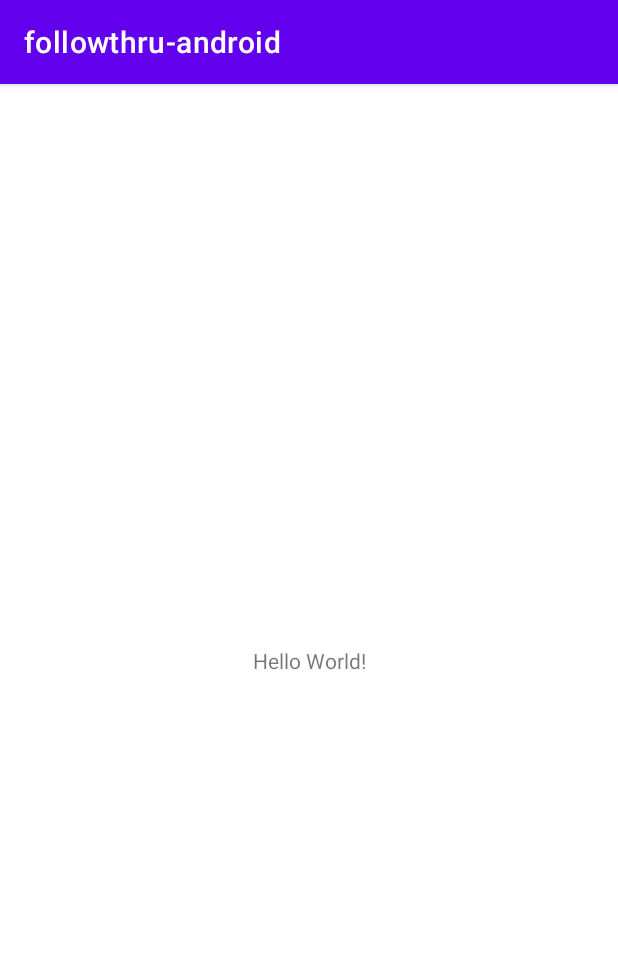
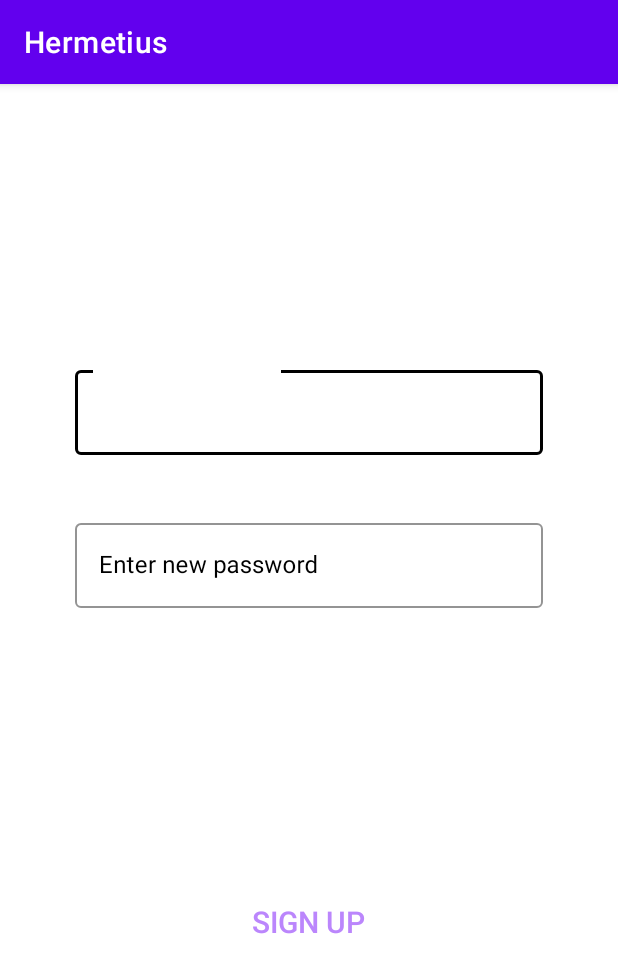
Before and after one commit to JohnKang0720/followthru, an Android app: the screen it shows after launch (MainActivity before the commit, RegisterActivity after it), on a phone screen of 412 x 824 dp. Shown: the top 973 px of the screen. Run offline under Robolectric (Android 15) with nearby library versions, the phone set to English and light mode, and no system bars.

Commit message:
Create UI components and add preliminary UI script

```diff
--- a/android/app/src/main/AndroidManifest.xml
+++ b/android/app/src/main/AndroidManifest.xml
@@ -10,7 +10,10 @@
         android:supportsRtl="true"
         android:theme="@style/Theme.Followthruandroid">
         <activity
-            android:name=".MainActivity"
+            android:name=".ui.LoginActivity"
+            android:exported="true" />
+        <activity
+            android:name=".ui.RegisterActivity"
             android:exported="true">
             <intent-filter>
                 <action android:name="android.intent.action.MAIN" />
--- a/android/app/src/main/java/com/followthru/client/MainActivity.java
+++ b/android/app/src/main/java/com/followthru/client/ui/RegisterActivity.java
@@ -1,14 +1,16 @@
-package com.followthru.client;
+package com.followthru.client.ui;
 
 import androidx.appcompat.app.AppCompatActivity;
 
 import android.os.Bundle;
 
-public class MainActivity extends AppCompatActivity {
+import com.followthru.client.R;
+
+public class RegisterActivity extends AppCompatActivity {
 
     @Override
     protected void onCreate(Bundle savedInstanceState) {
         super.onCreate(savedInstanceState);
-        setContentView(R.layout.activity_main);
+        setContentView(R.layout.activity_register);
     }
 }
--- /dev/null
+++ b/android/app/src/main/res/drawable-v24/input_cursor_black.xml
@@ -0,0 +1,5 @@
+<?xml version="1.0" encoding="utf-8"?>
+<shape xmlns:android="http://schemas.android.com/apk/res/android"     android:shape="rectangle" >
+    <size android:width="2dp" />
+    <solid android:color="#000000"/>
+</shape>
--- a/android/app/src/main/res/layout/activity_main.xml
+++ /dev/null
@@ -1,18 +0,0 @@
-<?xml version="1.0" encoding="utf-8"?>
-<androidx.constraintlayout.widget.ConstraintLayout xmlns:android="http://schemas.android.com/apk/res/android"
-    xmlns:app="http://schemas.android.com/apk/res-auto"
-    xmlns:tools="http://schemas.android.com/tools"
-    android:layout_width="match_parent"
-    android:layout_height="match_parent"
-    tools:context=".MainActivity">
-
-    <TextView
-        android:layout_width="wrap_content"
-        android:layout_height="wrap_content"
-        android:text="Hello World!"
-        app:layout_constraintBottom_toBottomOf="parent"
-        app:layout_constraintLeft_toLeftOf="parent"
-        app:layout_constraintRight_toRightOf="parent"
-        app:layout_constraintTop_toTopOf="parent" />
-
-</androidx.constraintlayout.widget.ConstraintLayout>
--- /dev/null
+++ b/android/app/src/main/res/layout/activity_register.xml
@@ -0,0 +1,90 @@
+<?xml version="1.0" encoding="utf-8"?>
+<androidx.constraintlayout.widget.ConstraintLayout
+    xmlns:android="http://schemas.android.com/apk/res/android"
+    xmlns:app="http://schemas.android.com/apk/res-auto"
+    xmlns:tools="http://schemas.android.com/tools"
+    android:layout_width="match_parent"
+    android:layout_height="match_parent"
+    tools:context=".ui.RegisterActivity">
+
+    <LinearLayout
+        android:id="@+id/signup_input_container"
+        android:layout_width="match_parent"
+        android:layout_height="wrap_content"
+        android:orientation="vertical"
+        android:paddingHorizontal="50dp"
+        app:layout_constraintBottom_toTopOf="@id/control_area"
+        app:layout_constraintTop_toTopOf="parent">
+
+        <com.google.android.material.textfield.TextInputLayout
+            android:id="@+id/username_field"
+            android:layout_width="match_parent"
+            android:layout_height="wrap_content"
+            android:layout_marginBottom="20dp"
+            android:hint="@string/register_username_hint"
+            android:textColorHint="#000000"
+            app:boxStrokeColor="#000000"
+            app:hintTextColor="#ffffff"
+            app:endIconTint="#ffffff"
+            app:endIconMode="dropdown_menu"
+            style="@style/Widget.MaterialComponents.TextInputLayout.OutlinedBox.ExposedDropdownMenu">
+
+            <AutoCompleteTextView
+                android:id="@+id/username_input"
+                android:layout_width="match_parent"
+                android:layout_height="wrap_content"
+                android:textColor="#ffffff"
+                android:textCursorDrawable="@drawable/input_cursor_black"
+                android:completionThreshold="1"/>
+
+        </com.google.android.material.textfield.TextInputLayout>
+
+        <com.google.android.material.textfield.TextInputLayout
+            android:id="@+id/password_field"
+            android:layout_width="match_parent"
+            android:layout_height="wrap_content"
+            android:layout_marginTop="20dp"
+            android:hint="@string/register_password_hint"
+            android:textColorHint="#000000"
+            app:boxStrokeColor="#000000"
+            app:hintTextColor="#ffffff"
+            app:endIconTint="#ffffff"
+            app:endIconMode="dropdown_menu"
+            style="@style/Widget.MaterialComponents.TextInputLayout.OutlinedBox.ExposedDropdownMenu">
+
+            <AutoCompleteTextView
+                android:id="@+id/password_input"
+                android:layout_width="match_parent"
+                android:layout_height="wrap_content"
+                android:textColor="#ffffff"
+                android:textCursorDrawable="@drawable/input_cursor_black"
+                android:completionThreshold="1"/>
+
+        </com.google.android.material.textfield.TextInputLayout>
+
+    </LinearLayout>
+
+    <LinearLayout
+        android:id="@+id/control_area"
+        android:layout_width="match_parent"
+        android:layout_height="wrap_content"
+        android:gravity="center"
+        app:layout_constraintBottom_toBottomOf="parent"
+        app:layout_constraintTop_toBottomOf="@id/signup_input_container">
+
+        <Button
+            android:id="@+id/signup_signup_button"
+            android:layout_width="wrap_content"
+            android:layout_height="wrap_content"
+            android:text="@string/sign_up"
+            android:textSize="20sp"
+            android:textColor="@color/purple_200"
+            app:layout_constraintStart_toStartOf="parent"
+            app:layout_constraintEnd_toEndOf="parent"
+            app:layout_constraintBottom_toBottomOf="parent"
+            app:layout_constraintTop_toBottomOf="@id/signup_input_container"
+            style="?android:attr/borderlessButtonStyle"/>
+
+    </LinearLayout>
+
+</androidx.constraintlayout.widget.ConstraintLayout>
```
Also changed, not shown: android/app/src/main/java/com/followthru/client/ui/LoginActivity.java (added, +16 -0 lines), android/app/src/main/res/layout/activity_login.xml (added, +103 -0 lines), android/app/src/main/res/values/strings.xml (+19 -1 lines).
